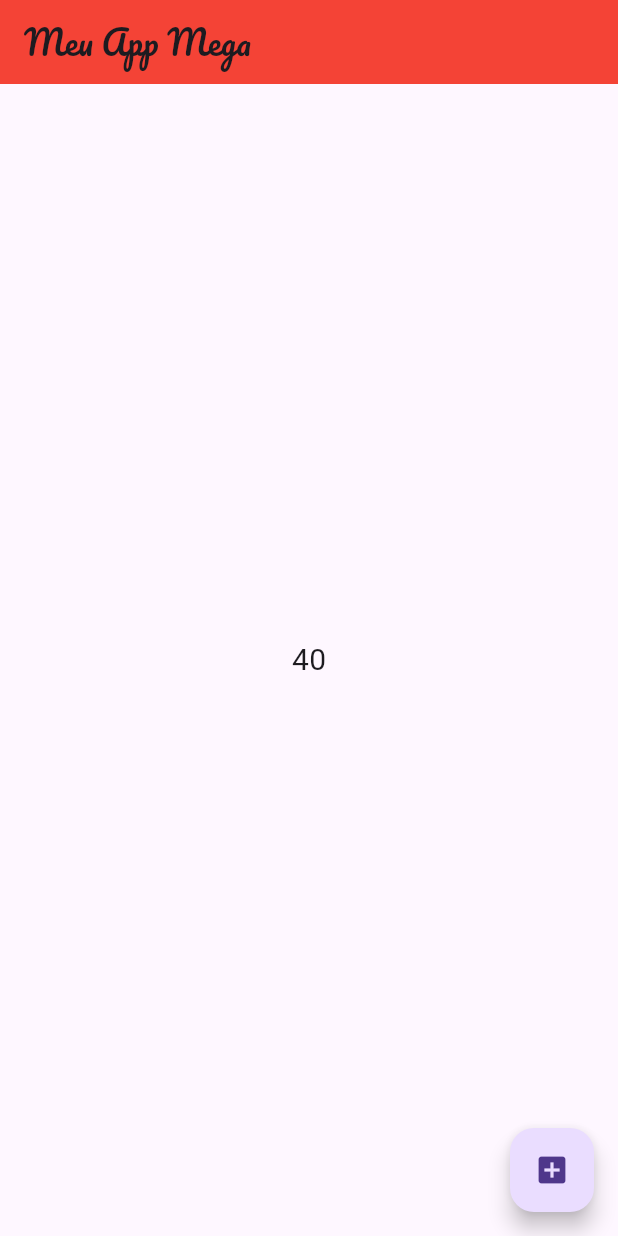
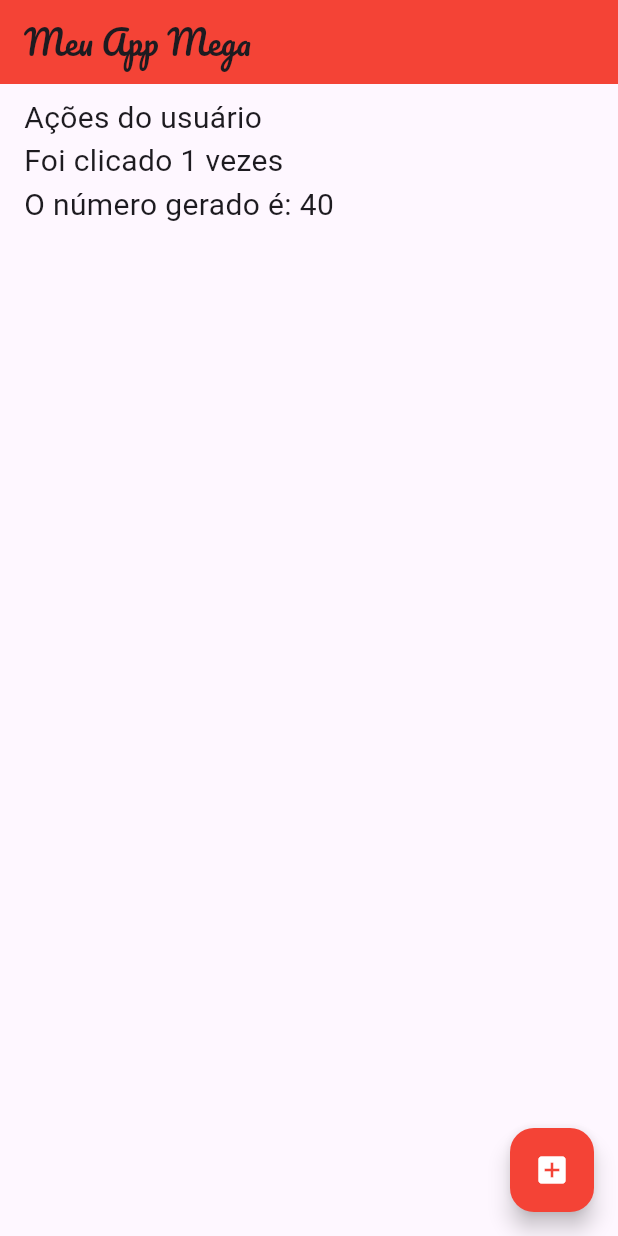
Before and after one commit to Iranlsjr/Formacao-Flutter-Specialist, a Flutter app: the screen it shows after launch, after a tap on the "add box" icon, on a phone screen of 412 x 824 dp. Run offline on Flutter 3.47's test engine with Material 3 defaults, Android fonts, the phone set to English and light mode, and no system bars; our stand-ins replace google_fonts; Roboto replaces fonts that are missing (Acme).

```diff
--- a/3_Navegacao_e_widgets_em_flutter/iranapp/lib/pages/home_page.dart
+++ b/3_Navegacao_e_widgets_em_flutter/iranapp/lib/pages/home_page.dart
@@ -11,24 +11,52 @@ class HomePage extends StatefulWidget {
 
 class _HomePageState extends State<HomePage> {
   var numeroGerado = 0;
-
-
+  // Quantidade de vezes que botao foi clicado
+  var quantidadeClique = 0;
 
   @override
   Widget build(BuildContext context) {
     return Scaffold(
-      appBar: AppBar(title: Text("Meu App Mega",
-     // style: GoogleFonts.pacifico(),
-      )),
+      appBar: AppBar(
+        title: Text(
+          "Meu App Mega",
+          // style: GoogleFonts.pacifico(),
+        ),
+      ),
       //Corpo do app
-      body: Center(child: Text(numeroGerado.toString(),
-      style: GoogleFonts.acme(fontSize: 20)
-      )),
+      body: Container(
+          width: double.infinity,
+        margin: EdgeInsets.symmetric(horizontal: 16, vertical: 8),
+        child: Column(
+          crossAxisAlignment: CrossAxisAlignment.start,
+          mainAxisAlignment: MainAxisAlignment.start,
+          children: [
+            Text("Ações do usuário",
+            style: GoogleFonts.acme(fontSize: 20),),
+            Text(
+              "Foi clicado $quantidadeClique vezes",
+              style: GoogleFonts.acme(fontSize: 20),
+            ),
+
+            Text(
+              "O número gerado é: $numeroGerado",
+              style: GoogleFonts.acme(fontSize: 20),
+            ),
+          ],
+        ),
+      ),
       floatingActionButton: FloatingActionButton(
-        child: const Icon(Icons.add_box),
+        backgroundColor: Colors.red, //Cor de fundo do botão
+        child: const Icon(
+          Icons.add_box,
+          color: Colors.white, //Cor o ícone do botão
+        ),
         onPressed: () {
           setState(() {
-            numeroGerado = GeradorNumeroAleatorioService.gerarnumeroAleatorio(60);
+            quantidadeClique = quantidadeClique + 1;
+            numeroGerado = GeradorNumeroAleatorioService.gerarnumeroAleatorio(
+              60,
+            );
           });
         },
       ),
```
